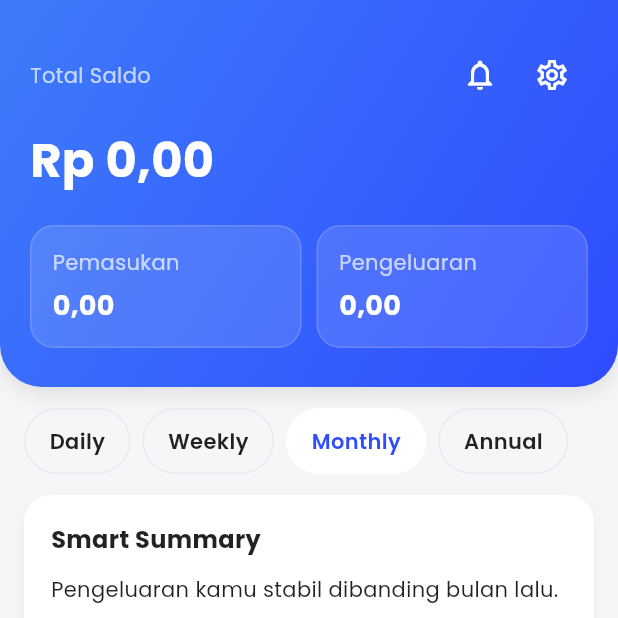
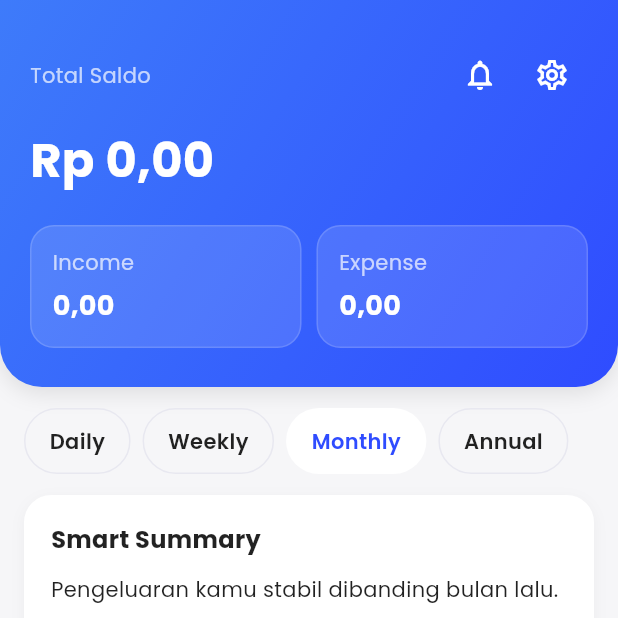
Before and after one commit to ciputralumi/Project-RPL, a Flutter app: the screen it shows after launch, after a tap on the "notifications" icon, on a phone screen of 412 x 824 dp, the top half of it. Run offline on Flutter 3.47's test engine with Material 3 defaults, Android fonts, the light colour scheme and no system bars; our stand-ins replace connectivity_plus, fl_chart, flutter_dotenv, google_fonts, hive, hive_flutter; accounts and stored records are empty; network calls fail.

Commit message:
fix error, tambah-tambah

```diff
--- a/lib/main.dart
+++ b/lib/main.dart
@@ -13,14 +13,16 @@ import 'providers/budget_provider.dart';
 import 'providers/account_provider.dart';
 
 import 'presentation/main_navigation.dart';
-import 'package:path/path.dart' as path;
-import 'dart:io';
 import 'themes/app_theme.dart';
 
 void main() async {
   WidgetsFlutterBinding.ensureInitialized();
-  String envPath = path.join(Directory.current.path, '.env');
-  await dotenv.load(fileName: envPath);
+  try {
+    await dotenv.load(fileName: '.env');
+  } catch (e) {
+    // .env file not found, continuing without it
+    print('Warning: .env file not found');
+  }
 
   await Hive.initFlutter();
 
--- a/lib/presentation/dashboard/dashboard_page.dart
+++ b/lib/presentation/dashboard/dashboard_page.dart
@@ -11,8 +11,7 @@ import '../../providers/settings_provider.dart';
 import '../transactions/add_transaction_modal.dart';
 import '../transactions/transactions_page.dart';
 import '../../themes/category_colors.dart';
-
-
+import '../../providers/account_provider.dart';
 
 class DashboardPage extends StatefulWidget {
   const DashboardPage({super.key});
@@ -70,9 +69,15 @@ class _DashboardPageState extends State<DashboardPage>
     final tx = context.watch<TransactionProvider>();
     final s = context.watch<SettingsProvider>();
 
-    final income = tx.totalIncome;
-    final expense = tx.totalExpense;
-    final balance = tx.totalBalance;
+    final headerIncome = tx.totalIncomeAll;
+final headerExpense = tx.totalExpenseAll;
+
+final filteredIncome = tx.totalIncome;
+final filteredExpense = tx.totalExpense;
+
+    final accProvider = context.watch<AccountProvider>();
+    final balance = accProvider.totalAccountBalance;
+
     final transactions = tx.filteredTransactions;
 
     final Map<String, double> categoryTotals = {};
@@ -104,7 +109,7 @@ class _DashboardPageState extends State<DashboardPage>
       body: SafeArea(
         child: Column(
           children: [
-            _buildHeader(balance, income, expense, s),
+            _buildHeader(balance, headerIncome, headerExpense, s),
             Expanded(
               child: SingleChildScrollView(
                 padding:
@@ -116,7 +121,7 @@ class _DashboardPageState extends State<DashboardPage>
                     const SizedBox(height: 14),
                     _buildSmartSummary(context, tx, s),
                     const SizedBox(height: 14),
-                    _buildSummaryCards(income, expense, balance, s),
+                    _buildSummaryCards(filteredIncome, filteredExpense, filteredIncome - filteredExpense, s),
                     const SizedBox(height: 14),
                     AnimatedBuilder(
                       animation: _donutController,
@@ -153,7 +158,11 @@ class _DashboardPageState extends State<DashboardPage>
   // -------------------------------------------------------------------
 
   Widget _buildHeader(
-      double balance, double income, double expense, SettingsProvider s) {
+    double balance,
+    double headerIncome,
+    double headerExpense,
+    SettingsProvider s,
+  ) {
   return Container(
     padding: const EdgeInsets.fromLTRB(20, 26, 20, 26),
     decoration: BoxDecoration(
@@ -174,7 +183,6 @@ class _DashboardPageState extends State<DashboardPage>
     child: Column(
       crossAxisAlignment: CrossAxisAlignment.start,
       children: [
-          // Top bar
         Row(
           mainAxisAlignment: MainAxisAlignment.spaceBetween,
           children: [
@@ -193,22 +201,20 @@ class _DashboardPageState extends State<DashboardPage>
                       ),
                     );
                   },
-                    icon: const Icon(
-                      Icons.notifications_outlined,
-                      color: Colors.white,
-                    ),
+                  icon: const Icon(Icons.notifications_outlined,
+                      color: Colors.white),
                 ),
                 IconButton(
                   onPressed: () {
                     Navigator.push(
                       context,
-                        MaterialPageRoute(builder: (_) => const SettingsPage()),
+                      MaterialPageRoute(
+                        builder: (_) => const SettingsPage(),
+                      ),
                     );
                   },
-                    icon: const Icon(
-                      Icons.settings_outlined,
-                      color: Colors.white,
-                    ),
+                  icon:
+                      const Icon(Icons.settings_outlined, color: Colors.white),
                 ),
               ],
             )
@@ -217,10 +223,14 @@ class _DashboardPageState extends State<DashboardPage>
 
         const SizedBox(height: 10),
 
+        // TOTAL SALDO — selalu total akun
         Text(
           "${s.currencySymbol}${_fmt(s.convert(balance))}",
           style: const TextStyle(
-                color: Colors.white, fontSize: 32, fontWeight: FontWeight.bold),
+            color: Colors.white,
+            fontSize: 32,
+            fontWeight: FontWeight.bold,
+          ),
         ),
 
         const SizedBox(height: 20),
@@ -228,11 +238,19 @@ class _DashboardPageState extends State<DashboardPage>
         Row(
           children: [
             Expanded(
-                child: _miniStatCard("Pemasukan", s.convert(income), Colors.green),
+              child: _miniStatCard(
+                "Income",
+                s.convert(headerIncome),
+                Colors.green,
+              ),
             ),
             const SizedBox(width: 10),
             Expanded(
-                child: _miniStatCard("Pengeluaran", s.convert(expense), Colors.red),
+              child: _miniStatCard(
+                "Expense",
+                s.convert(headerExpense),
+                Colors.red,
+              ),
             ),
           ],
         )
@@ -240,6 +258,7 @@ class _DashboardPageState extends State<DashboardPage>
     ),
   );
 }
+
 
   Widget _miniStatCard(String title, double value, Color color) {
     return Container(
@@ -466,7 +485,7 @@ class _DashboardPageState extends State<DashboardPage>
     double expense,
     double balance,
     SettingsProvider s,
-  ){
+  ) {
     return Row(
       children: [
         Expanded(
@@ -578,7 +597,6 @@ class _DashboardPageState extends State<DashboardPage>
             ),
           ),
           const SizedBox(height: 16),
-
           if (segments.isEmpty || total == 0)
             const _ShimmerPlaceholder(count: 3)
           else
@@ -592,9 +610,7 @@ class _DashboardPageState extends State<DashboardPage>
                   conversionRate: s.currencyFormat == 0 ? 1.0 : 0.000065,
                   currencySymbol: s.currencySymbol,
                 ),
-
                 const SizedBox(width: 20),
-
                 Expanded(
                   child: Column(
                     children: segments.map((seg) {
@@ -613,7 +629,6 @@ class _DashboardPageState extends State<DashboardPage>
                               ),
                             ),
                             const SizedBox(width: 8),
-
                             Expanded(
                               child: Text(
                                 seg.label,
@@ -623,7 +638,6 @@ class _DashboardPageState extends State<DashboardPage>
                                 ),
                               ),
                             ),
-
                             Text(
                               "${s.currencySymbol}${_fmt(s.convert(seg.value))}",
                               style: const TextStyle(
@@ -643,7 +657,6 @@ class _DashboardPageState extends State<DashboardPage>
       ),
     );
   }
-
 
   // -------------------------------------------------------------------
   // GOALS & ACCOUNTS
@@ -672,6 +685,10 @@ class _DashboardPageState extends State<DashboardPage>
   }
 
   Widget _buildAccountsCard() {
+    final accProvider = context.watch<AccountProvider>();
+    final accounts = accProvider.accounts;
+    final s = context.watch<SettingsProvider>();
+
     return Container(
       padding: const EdgeInsets.all(12),
       decoration: BoxDecoration(
@@ -684,12 +701,29 @@ class _DashboardPageState extends State<DashboardPage>
       child: Column(
         crossAxisAlignment: CrossAxisAlignment.start,
         children: [
-          const Text("Akun Saya",
-              style: TextStyle(fontWeight: FontWeight.w600)),
+          const Text(
+            "Akun Saya",
+            style: TextStyle(fontWeight: FontWeight.w600),
+          ),
           const SizedBox(height: 12),
-          _accRow("Rekening Utama", "Bank Mandiri", "0"),
+          if (accounts.isEmpty)
+            const Text(
+              "Belum ada akun",
+              style: TextStyle(color: Colors.black45),
+            )
+          else
+            ...accounts.map((acc) {
+              return Column(
+                children: [
+                  _accRow(
+                    acc.name,
+                    acc.bank,
+                    "${s.currencySymbol}${_fmt(s.convert(acc.balance))}",
+                  ),
                   const Divider(),
-          _accRow("Tabungan", "Bank BCA", "0"),
+                ],
+              );
+            }).toList(),
         ],
       ),
     );
@@ -730,7 +764,6 @@ class _DashboardPageState extends State<DashboardPage>
       children: [
         const Text("Transactions",
             style: TextStyle(fontWeight: FontWeight.w700)),
-
       ],
     );
   }
@@ -969,17 +1002,38 @@ class _AnimatedDonut extends StatelessWidget {
   String _formatCenter() {
     final convertedTotal = total * conversionRate;
 
-    if (convertedTotal >= 1000000) {
-      return "${(convertedTotal / 1000000).toStringAsFixed(1)}M";
-    }
-    if (convertedTotal >= 1000) {
-      return "${(convertedTotal / 1000).toStringAsFixed(1)}K";
-    }
+    // Detect currency: Rp → Indonesian format, else English
+    final bool isIdr = currencySymbol.trim().toLowerCase().contains("rp");
 
-    return convertedTotal.toStringAsFixed(0);
+    if (isIdr) {
+      return _formatIdr(convertedTotal);
+    } else {
+      return _formatEnglish(convertedTotal);
     }
   }
 
+// ===============================
+// INDONESIAN SHORT FORMAT
+// ===============================
+  String _formatIdr(double v) {
+    if (v >= 1e12) return "${(v / 1e12).toStringAsFixed(1)} T";
+    if (v >= 1e9) return "${(v / 1e9).toStringAsFixed(2)} M";
+    if (v >= 1e6) return "${(v / 1e6).toStringAsFixed(1)} Jt";
+    if (v >= 1e3) return "${(v / 1e3).toStringAsFixed(1)} Rb";
+    return v.toStringAsFixed(0);
+  }
+
+// ===============================
+// ENGLISH SHORT FORMAT
+// ===============================
+  String _formatEnglish(double v) {
+    if (v >= 1e12) return "${(v / 1e12).toStringAsFixed(1)}T";
+    if (v >= 1e9) return "${(v / 1e9).toStringAsFixed(1)}B";
+    if (v >= 1e6) return "${(v / 1e6).toStringAsFixed(1)}M";
+    if (v >= 1e3) return "${(v / 1e3).toStringAsFixed(1)}K";
+    return v.toStringAsFixed(0);
+  }
+}
 
 // -------------------------------------------------------------------
 // SHIMMER PLACEHOLDER (SKELETON LOADING)
--- a/lib/providers/account_provider.dart
+++ b/lib/providers/account_provider.dart
@@ -11,6 +11,10 @@ class AccountProvider extends ChangeNotifier {
   List<AccountModel> _accounts = [];
 
   List<AccountModel> get accounts => _accounts;
+
+  double get totalAccountBalance {
+    return _accounts.fold(0.0, (sum, acc) => sum + acc.balance);
+  }
 
   // -------------------------------------------------------
   // INIT
--- a/lib/providers/settings_provider.dart
+++ b/lib/providers/settings_provider.dart
@@ -9,20 +9,25 @@ import 'package:connectivity_plus/connectivity_plus.dart';
 import 'package:flutter_dotenv/flutter_dotenv.dart';
 
 class SettingsProvider extends ChangeNotifier {
-  final String _fixerAccessKey = dotenv.env['FIXER_ACCESS_KEY']!;
+  late final String _fixerAccessKey;
   final Box settingsBox = Hive.box('settings');
   final Box<TransactionModel> transactionBox =
       Hive.box<TransactionModel>('transactions');
 
-  final Box <AccountModel> accountBox  =
-      Hive.box<AccountModel>('accounts_box');
+  final Box<AccountModel> accountBox = Hive.box<AccountModel>('accounts_box');
 
-  final Box <BudgetModel> budgetBox =
-      Hive.box<BudgetModel>('budgets_box');
+  final Box<BudgetModel> budgetBox = Hive.box<BudgetModel>('budgets_box');
+
+  SettingsProvider() {
+    try {
+      _fixerAccessKey = dotenv.env['FIXER_ACCESS_KEY'] ?? '';
+    } catch (e) {
+      _fixerAccessKey = '';
+    }
+  }
 
   double _usdRate = 15700;
   double get usdRate => _usdRate;
-
 
   // ============================
   // DARK MODE
@@ -38,8 +43,7 @@ class SettingsProvider extends ChangeNotifier {
   // CURRENCY
   // 0 = Rp, 1 = USD
   // ============================
-  int get currencyFormat =>
-      settingsBox.get('currencyFormat', defaultValue: 0);
+  int get currencyFormat => settingsBox.get('currencyFormat', defaultValue: 0);
 
   void toggleCurrencyFormat(int value) {
     settingsBox.put('currencyFormat', value);
@@ -90,10 +94,12 @@ class SettingsProvider extends ChangeNotifier {
             print("Fixer Rate BERHASIL Diperbarui: 1 USD = $_usdRate IDR");
           }
         } else {
-                    print("Fixer API Error: ${data['error']['info']}. Menggunakan fallback.");
+          print(
+              "Fixer API Error: ${data['error']['info']}. Menggunakan fallback.");
         }
       } else {
-                print("Gagal terhubung ke Fixer. Status: ${response.statusCode}. Menggunakan fallback.");
+        print(
+            "Gagal terhubung ke Fixer. Status: ${response.statusCode}. Menggunakan fallback.");
       }
     } catch (e) {
       print("Error saat fetch data Fixer: $e. Menggunakan fallback.");
@@ -106,6 +112,7 @@ class SettingsProvider extends ChangeNotifier {
 
     return amount / _usdRate;
   }
+
   double unconvert(double amount) {
     // Jika mata uangnya Rupiah (0), tidak perlu konversi.
     if (currencyFormat == 0) return amount;
--- a/lib/providers/transaction_provider.dart
+++ b/lib/providers/transaction_provider.dart
@@ -6,7 +6,6 @@ import '../providers/account_provider.dart';
 
 class TransactionProvider extends ChangeNotifier {
   final Box<TransactionModel> _box = Hive.box<TransactionModel>('transactions');
-
 
   // Filter: 0 = Daily, 1 = Weekly, 2 = Monthly, 3 = Annual
   int filterIndex = 2;
@@ -70,6 +69,17 @@ class TransactionProvider extends ChangeNotifier {
     return bal < 0 ? 0 : bal;
   }
 
+  double get totalIncomeAll {
+    return allTransactions
+        .where((e) => e.isIncome)
+        .fold(0.0, (a, b) => a + b.amount);
+  }
+
+  double get totalExpenseAll {
+    return allTransactions
+        .where((e) => !e.isIncome)
+        .fold(0.0, (a, b) => a + b.amount);
+  }
 
   // -------------------------------------------------------------
   // ADD TRANSACTION ✓ AUTO APPLY BALANCE
@@ -202,7 +212,6 @@ class TransactionProvider extends ChangeNotifier {
     notifyListeners();
   }
 
-
   // -------------------------------------------------------------
   // ADD INITIAL BALANCE SAAT AKUN DIBUAT
   // -------------------------------------------------------------
```
Lines whose indentation alone changed are shown as unchanged.
